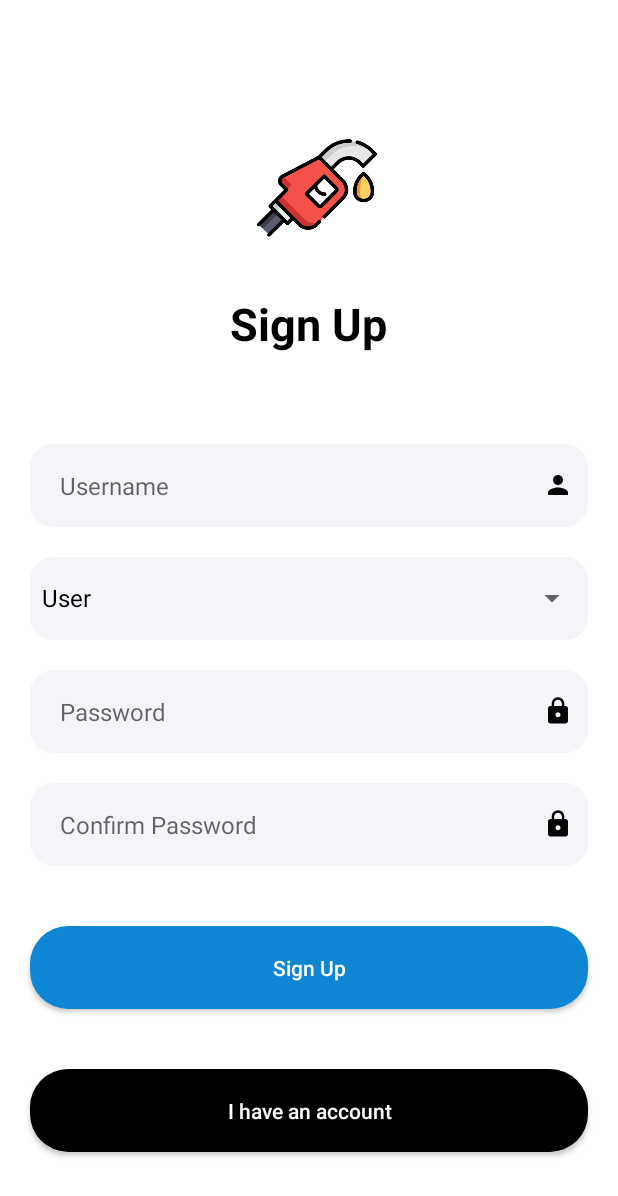
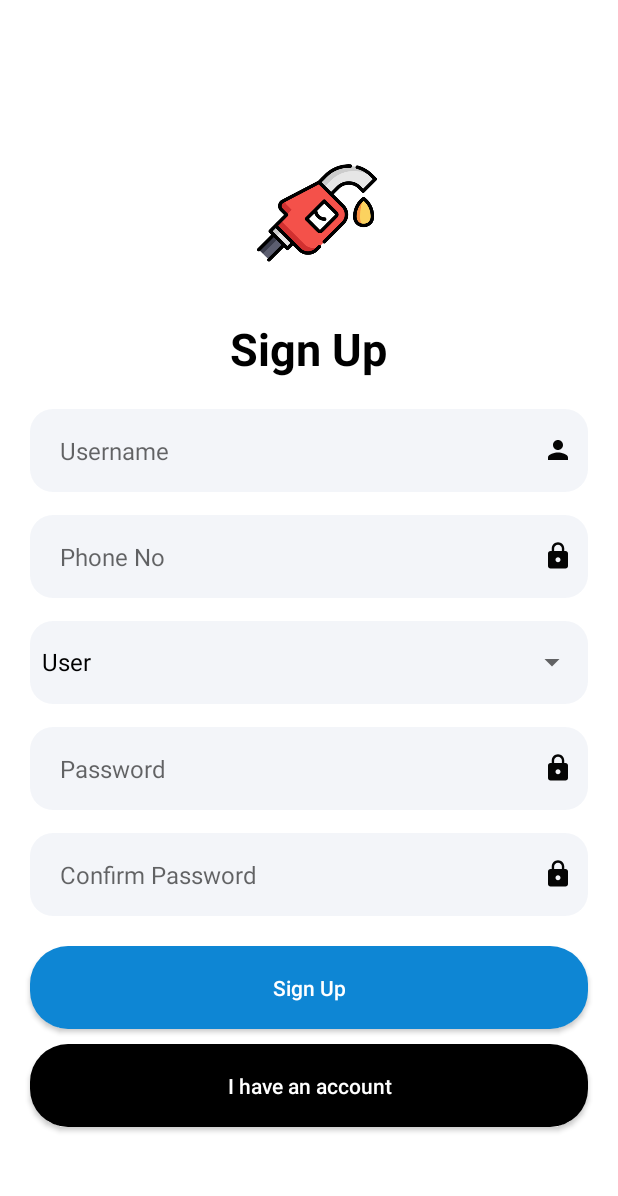
Before and after one commit to Agasthi98/StationAppFrontend, an Android app: the SignupActivity screen opened directly, with no data from a screen before it, on a phone screen of 412 x 824 dp. Shown: the top 1196 px of the screen. Run offline under Robolectric (Android 15) with nearby library versions, the phone set to English and light mode, and no system bars.

Commit message:
created working

```diff
--- a/app/src/main/AndroidManifest.xml
+++ b/app/src/main/AndroidManifest.xml
@@ -3,8 +3,12 @@
     package="com.example.fuelapp">
 
     <uses-permission android:name="android.permission.INTERNET" />
+    <!-- Localhost internet access -->
+    <uses-permission  android:name="android.permission.ACCESS_NETWORK_STATE"></uses-permission>
+    <uses-permission android:name="android.permission.READ_EXTERNAL_STORAGE" />
 
     <application
+        android:networkSecurityConfig="@xml/config"
         android:allowBackup="true"
         android:icon="@mipmap/ic_launcher"
         android:label="@string/app_name"
--- a/app/src/main/java/com/example/fuelapp/Database/UserInfo.java
+++ b/app/src/main/java/com/example/fuelapp/Database/UserInfo.java
@@ -12,7 +12,8 @@ public final class UserInfo {
     public static class Users implements BaseColumns {
         public static final String TABLE_NAME = "userInfo";
         public static final String COLUMN_1 = "username";
-        public static final String COLUMN_2 = "role";
-        public static final String COLUMN_3 = "password";
+        public static final String COLUMN_2 = "phoneNo";
+        public static final String COLUMN_3 = "role";
+        public static final String COLUMN_4 = "password";
     }
 }
--- a/app/src/main/java/com/example/fuelapp/SignupActivity.java
+++ b/app/src/main/java/com/example/fuelapp/SignupActivity.java
@@ -15,7 +15,7 @@ import com.example.fuelapp.Database.DBHandler;
 
 public class SignupActivity extends AppCompatActivity {
 
-    EditText userName, password, confirmPassword;
+    EditText userName, password, confirmPassword,phoneNo;
     Spinner role;
     Button signup,alreadyHave;
     DBHandler myDB;
@@ -30,6 +30,7 @@ public class SignupActivity extends AppCompatActivity {
         password = (EditText) findViewById(R.id.txtPasswordSignup);
         confirmPassword = (EditText) findViewById(R.id.txtConfirmPassword);
         signup = (Button) findViewById(R.id.btnSignUp);
+        phoneNo = (EditText) findViewById(R.id.txtPhoneNo);
         alreadyHave = (Button) findViewById(R.id.btnAlreadySignup);
 
         //Retrieve dropdown strings
@@ -52,6 +53,7 @@ public class SignupActivity extends AppCompatActivity {
             public void onClick(View view) {
                 String rrole = role.getSelectedItem().toString();
                 String user = userName.getText().toString();
+                String phone = phoneNo.getText().toString();
                 String pass = password.getText().toString();
                 String cPass = confirmPassword.getText().toString();
 
@@ -60,9 +62,9 @@ public class SignupActivity extends AppCompatActivity {
                 }
                 else{
                     if(pass.equals(cPass)){
-                        Boolean userCkeckResult =  myDB.checkusername((user));
+                        Boolean userCkeckResult =  myDB.checkusername((phone));
                         if(userCkeckResult == false){
-                           Boolean regResult =  myDB.addInfo(user,rrole,pass);
+                           Boolean regResult =  myDB.addInfo(user,phone,rrole,pass);
                            if(regResult == true){
                                    Toast.makeText(SignupActivity.this, "Registration success", Toast.LENGTH_SHORT).show();
                                    System.out.println("username:"+user+ "\npassword:"+pass+ "\nrole:"+rrole);
--- a/app/src/main/res/layout/activity_login.xml
+++ b/app/src/main/res/layout/activity_login.xml
@@ -38,7 +38,7 @@
         />
 
     <EditText
-        android:id="@+id/txtUserNameLogin"
+        android:id="@+id/txtuserPhoneNo"
         android:layout_width="match_parent"
         android:layout_height="55dp"
         android:background="@drawable/round_back"
--- a/app/src/main/res/layout/activity_signup.xml
+++ b/app/src/main/res/layout/activity_signup.xml
@@ -35,8 +35,9 @@
         android:layout_height="55dp"
         android:layout_marginStart="20dp"
         android:layout_marginEnd="20dp"
-        android:layout_marginTop="20dp"
+        android:layout_marginTop="-20dp"
         android:background="@drawable/round_back"
+        android:layout_marginBottom="35dp"
         >
 
         <EditText
@@ -45,6 +46,7 @@
             android:layout_height="match_parent"
             android:background="@android:color/transparent"
             android:hint="Username"
+
             android:inputType="text"
             android:maxLines="1"
             android:paddingStart="20dp"
@@ -65,8 +67,40 @@
         android:layout_height="55dp"
         android:layout_marginStart="20dp"
         android:layout_marginEnd="20dp"
-        android:layout_marginTop="20dp"
         android:background="@drawable/round_back"
+        android:layout_marginBottom="35dp"
+        android:layout_marginTop="-20dp"
+        >
+
+        <EditText
+            android:id="@+id/txtPhoneNo"
+            android:layout_width="match_parent"
+            android:layout_height="match_parent"
+            android:background="@android:color/transparent"
+            android:hint="Phone No"
+            android:inputType="text"
+            android:maxLines="1"
+            android:paddingStart="20dp"
+            android:paddingEnd="20dp"
+            android:textSize="16sp" />
+
+        <ImageView
+            android:layout_width="40dp"
+            android:layout_height="40dp"
+            android:layout_alignParentEnd="true"
+            android:layout_centerVertical="true"
+            android:padding="10dp"
+            android:src="@drawable/ic_lock" />
+    </RelativeLayout>
+
+    <RelativeLayout
+        android:layout_width="match_parent"
+        android:layout_height="55dp"
+        android:layout_marginStart="20dp"
+        android:layout_marginEnd="20dp"
+        android:layout_marginTop="-20dp"
+        android:background="@drawable/round_back"
+        android:layout_marginBottom="35dp"
         >
 
         <Spinner
@@ -80,8 +114,9 @@
         android:layout_height="55dp"
         android:layout_marginStart="20dp"
         android:layout_marginEnd="20dp"
-        android:layout_marginTop="20dp"
         android:background="@drawable/round_back"
+        android:layout_marginBottom="35dp"
+        android:layout_marginTop="-20dp"
         >
 
         <EditText
@@ -110,8 +145,9 @@
         android:layout_height="55dp"
         android:layout_marginStart="20dp"
         android:layout_marginEnd="20dp"
-        android:layout_marginTop="20dp"
         android:background="@drawable/round_back"
+        android:layout_marginBottom="-30dp"
+        android:layout_marginTop="-20dp"
         >
 
         <EditText
@@ -140,8 +176,9 @@
         android:layout_width="match_parent"
         android:layout_height="55dp"
         android:layout_marginStart="20dp"
-        android:layout_marginTop="40dp"
+        android:layout_marginTop="50dp"
         android:layout_marginEnd="20dp"
+        android:layout_marginBottom="-30dp"
         android:background="@drawable/round_background_primary"
         android:text="Sign Up"
         android:textAllCaps="false"
```
Also changed, not shown: app/src/main/java/com/example/fuelapp/AddStationActivity.java (+19 -15 lines), app/src/main/java/com/example/fuelapp/Database/DBHandler.java (+43 -23 lines), app/src/main/java/com/example/fuelapp/LoginActivity.java (+31 -17 lines), app/src/main/java/com/example/fuelapp/domain/Station.java (+1 -12 lines), app/src/main/java/com/example/fuelapp/service/Api.java (deleted, +0 -13 lines), app/src/main/java/com/example/fuelapp/service/RetrofitClient.java (+4 -3 lines), app/src/main/java/com/example/fuelapp/service/StationService.java (+6 -7 lines), app/src/main/res/xml/config.xml (added, +11 -0 lines).
